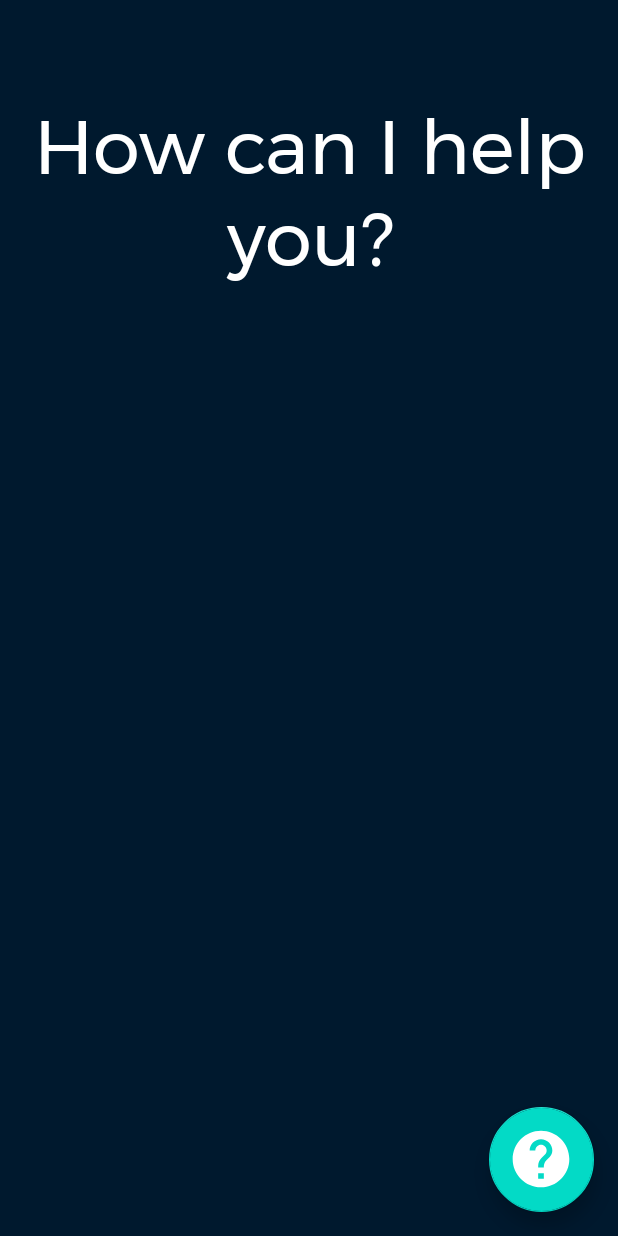
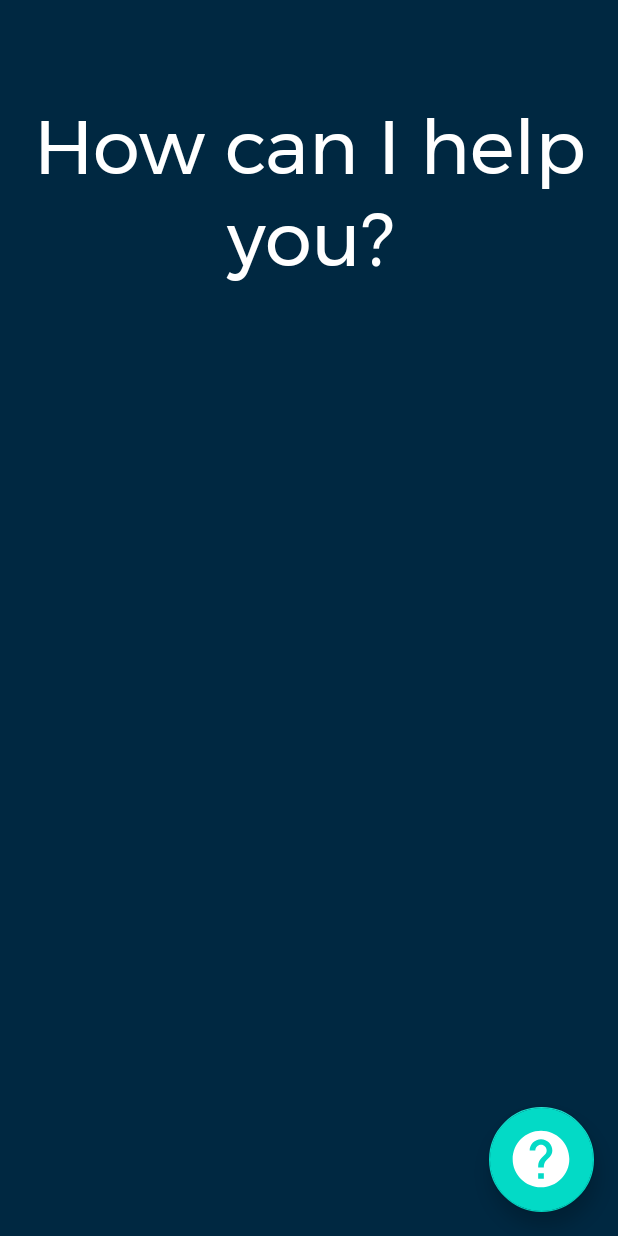
Before and after one commit to nadeldrucker/TrafficSwipe, an Android app: the screen it shows after launch (HostNavActivity), on a phone screen of 412 x 824 dp. Run offline under Robolectric (Android 15) with nearby library versions, the phone set to English and light mode, and no system bars.

Commit message:
Changed status bar color

```diff
--- a/app/src/main/res/values/colors.xml
+++ b/app/src/main/res/values/colors.xml
@@ -4,7 +4,7 @@
     <color name="colorPrimaryDark">#0F6FC6</color>
     <color name="colorAccent">#10CF9B</color>
     <color name="colorAccent2">#0BD0D9</color>
-    <color name="colorBackground">#00192E</color>
+    <color name="colorBackground">#002841</color>
     <color name="colorText">#FFFFFF</color>
     <color name="colorTextSecondary">#BDBDBD</color>
 
--- a/app/src/main/res/values/styles.xml
+++ b/app/src/main/res/values/styles.xml
@@ -10,6 +10,8 @@
 
         <item name="android:textViewStyle">@style/RobotoTextViewStyle</item>
         <item name="android:buttonStyle">@style/RobotoButtonStyle</item>
+
+        <item name="android:statusBarColor">@android:color/transparent</item>
     </style>
 
     <style name="RobotoTextViewStyle">
```
